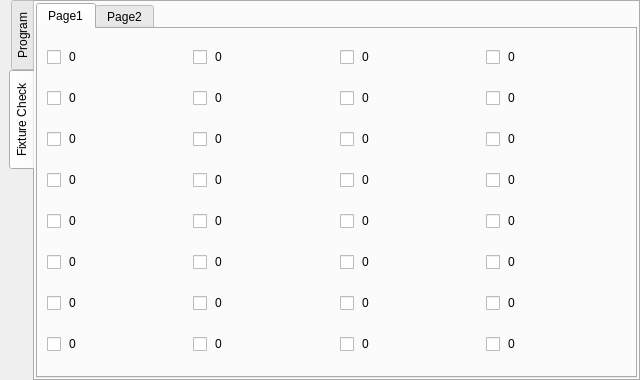
Old version of the form hcinstruction/ichcinstructionpageframe.ui in the repository GaussCheng/2-5AxisPunch.
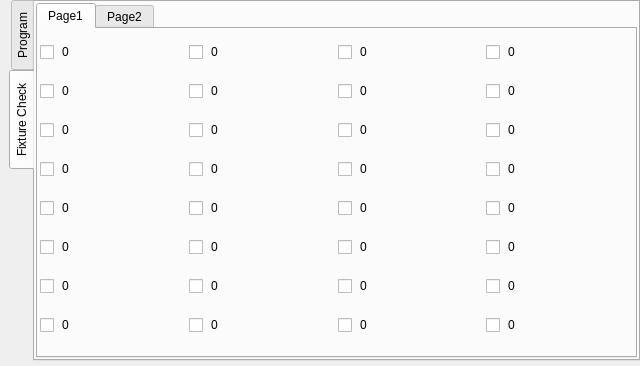
New version of the form. The open tabs and pages were chosen to show the change. Icons and pictures are not drawn. Custom widgets are drawn as their Qt base class.

```diff
--- a/hcinstruction/ichcinstructionpageframe.ui
+++ b/hcinstruction/ichcinstructionpageframe.ui
@@ -7,7 +7,7 @@
     <x>0</x>
     <y>0</y>
     <width>640</width>
-    <height>380</height>
+    <height>366</height>
    </rect>
   </property>
   <property name="windowTitle">
@@ -33,7 +33,7 @@
      <x>9</x>
      <y>0</y>
      <width>631</width>
-     <height>381</height>
+     <height>361</height>
     </rect>
    </property>
    <property name="tabPosition">
@@ -820,6 +820,21 @@
          <string>Page1</string>
         </attribute>
         <layout class="QGridLayout" name="gridLayout_3">
+         <property name="leftMargin">
+          <number>2</number>
+         </property>
+         <property name="topMargin">
+          <number>2</number>
+         </property>
+         <property name="rightMargin">
+          <number>2</number>
+         </property>
+         <property name="bottomMargin">
+          <number>2</number>
+         </property>
+         <property name="spacing">
+          <number>2</number>
+         </property>
          <item row="0" column="0">
           <widget class="QCheckBox" name="check0">
            <property name="text">
```
Left out of the diff: 31 changed lines with no effect on the pictures.
